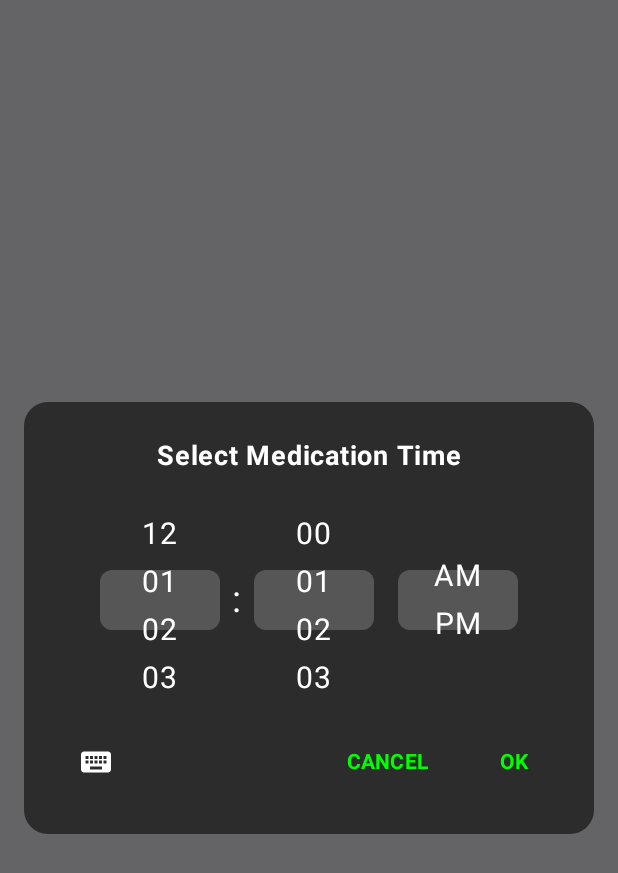
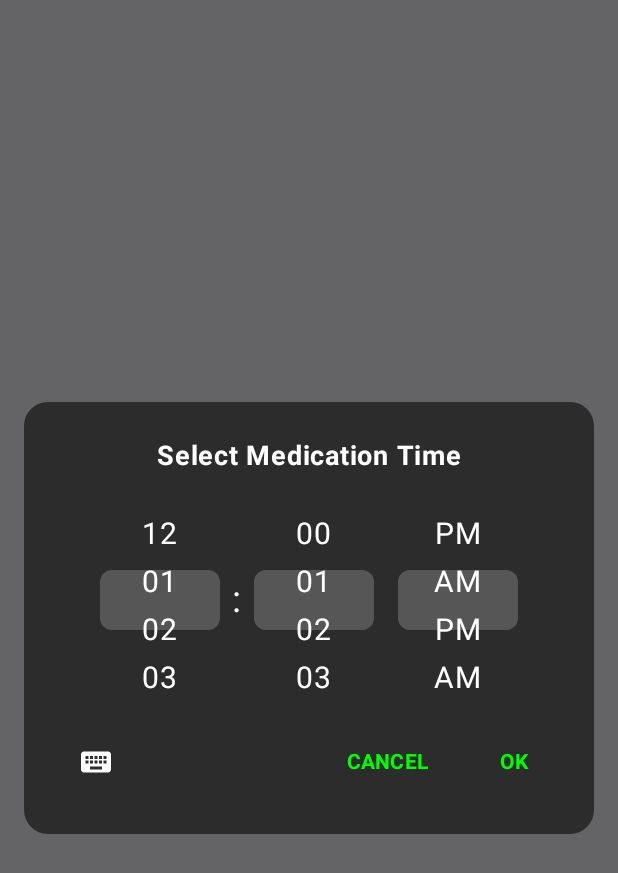
Before and after one commit to wahidsuman/Pill-, an Android app built with Jetpack Compose: the composable CustomTimePickerDialog called with empty values, on a phone screen of 412 x 824 dp. Shown: the top 873 px of the screen. Run offline under Robolectric (Android 15) with nearby library versions, the phone set to English and light mode, and no system bars.

Commit message:
fix: Enable AM/PM scrolling in time picker
- Modified ScrollablePicker to create 1000 repetitions for non-infinite scrolling
- This allows smooth scrolling between AM and PM options
- Updated AM/PM state initialization to work with the new approach
- Users can now scroll between AM and PM in the time picker dialog

```diff
--- a/app/src/main/java/com/pilltracker/app/ui/components/AddPillModal.kt
+++ b/app/src/main/java/com/pilltracker/app/ui/components/AddPillModal.kt
@@ -494,15 +494,29 @@ fun ScrollablePicker(
             horizontalAlignment = Alignment.CenterHorizontally,
             modifier = Modifier.fillMaxWidth()
         ) {
-            val itemCount = if (isInfinite) Int.MAX_VALUE else items.size
+            if (isInfinite) {
+                val itemCount = Int.MAX_VALUE
                 items(itemCount) { index ->
-                val actualIndex = if (isInfinite) index % items.size else index
+                    val actualIndex = index % items.size
                     Text(
                         text = items[actualIndex],
                         fontSize = 20.sp,
                         color = Color.White,
                         modifier = Modifier.padding(vertical = 4.dp)
                     )
+                }
+            } else {
+                // For non-infinite scrolling, create enough items to allow smooth scrolling
+                val itemCount = items.size * 1000 // Create 1000 repetitions for smooth scrolling
+                items(itemCount) { index ->
+                    val actualIndex = index % items.size
+                    Text(
+                        text = items[actualIndex],
+                        fontSize = 20.sp,
+                        color = Color.White,
+                        modifier = Modifier.padding(vertical = 4.dp)
+                    )
+                }
             }
         }
         Box(
@@ -968,7 +982,7 @@ fun CustomTimePickerDialog(
 
                 val hourState = rememberLazyListState(initialFirstVisibleItemIndex = (Int.MAX_VALUE / 2) - ((Int.MAX_VALUE / 2) % 12) + (if (selectedHour == 0 || selectedHour == 12) 11 else (selectedHour % 12) - 1))
                 val minuteState = rememberLazyListState(initialFirstVisibleItemIndex = (Int.MAX_VALUE / 2) - ((Int.MAX_VALUE / 2) % 60) + selectedMinute)
-                val ampmState = rememberLazyListState(initialFirstVisibleItemIndex = if (selectedAmPm == "AM") 0 else 1)
+                val ampmState = rememberLazyListState(initialFirstVisibleItemIndex = (1000 * 2 / 2) + if (selectedAmPm == "AM") 0 else 1)
 
 
                 if (isKeyboardInput) {
```
Lines whose indentation alone changed are shown as unchanged.
